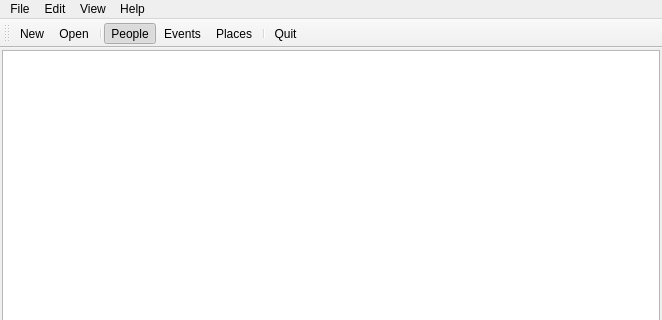
caybro/pedikree, file mainwindow.ui: the form before one commit; both pictures show x 0 to 662 and y 0 to 320 of the 662 by 471 pixel window.
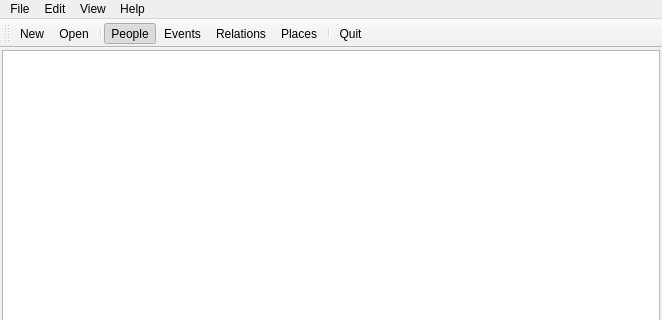
The form after the commit. Icons and pictures are not drawn.

Commit message: implement Relations, model and dialog

```diff
--- a/mainwindow.ui
+++ b/mainwindow.ui
@@ -135,6 +135,7 @@
    <addaction name="separator"/>
    <addaction name="actionViewPeople"/>
    <addaction name="actionViewEvents"/>
+   <addaction name="actionViewRelations"/>
    <addaction name="actionViewPlaces"/>
    <addaction name="separator"/>
    <addaction name="actionQuit"/>
@@ -282,6 +283,17 @@
     <string>Deletes the currently selected item</string>
    </property>
   </action>
+  <action name="actionViewRelations">
+   <property name="checkable">
+    <bool>true</bool>
+   </property>
+   <property name="icon">
+    <iconset theme="view-calendar-wedding-anniversary"/>
+   </property>
+   <property name="text">
+    <string>Relations</string>
+   </property>
+  </action>
  </widget>
  <layoutdefault spacing="6" margin="11"/>
  <resources/>
```
Left out of the diff: 1 changed line with no effect on the pictures. The commit also changes 13 other files.
